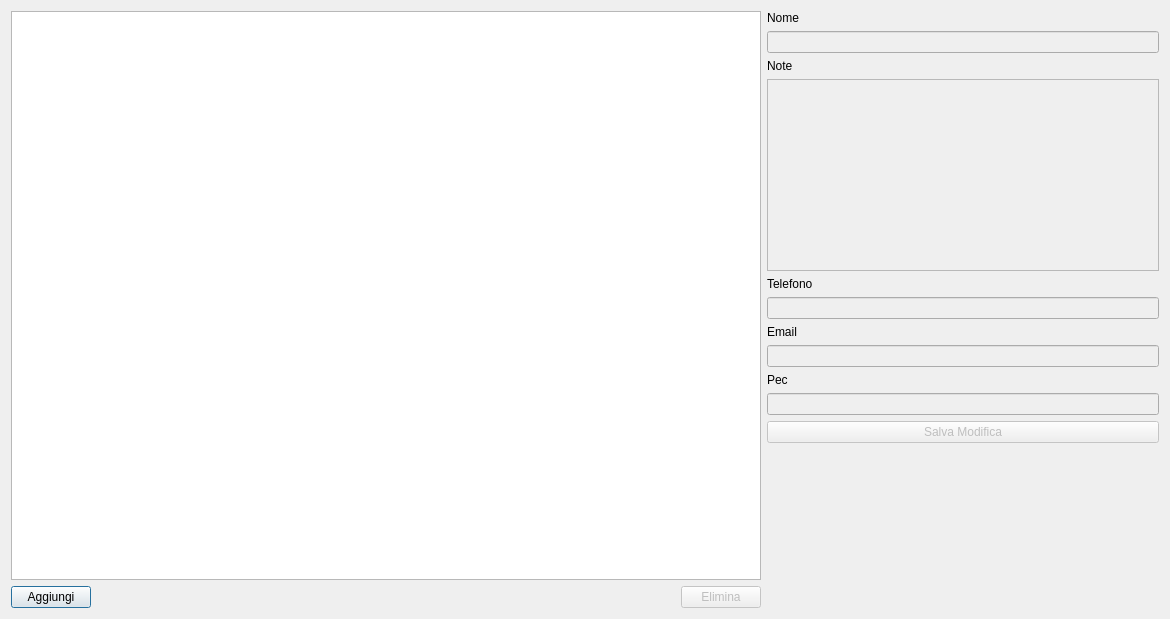
Qt form professionisti.ui (tarateo78/Praticometro) before a commit.
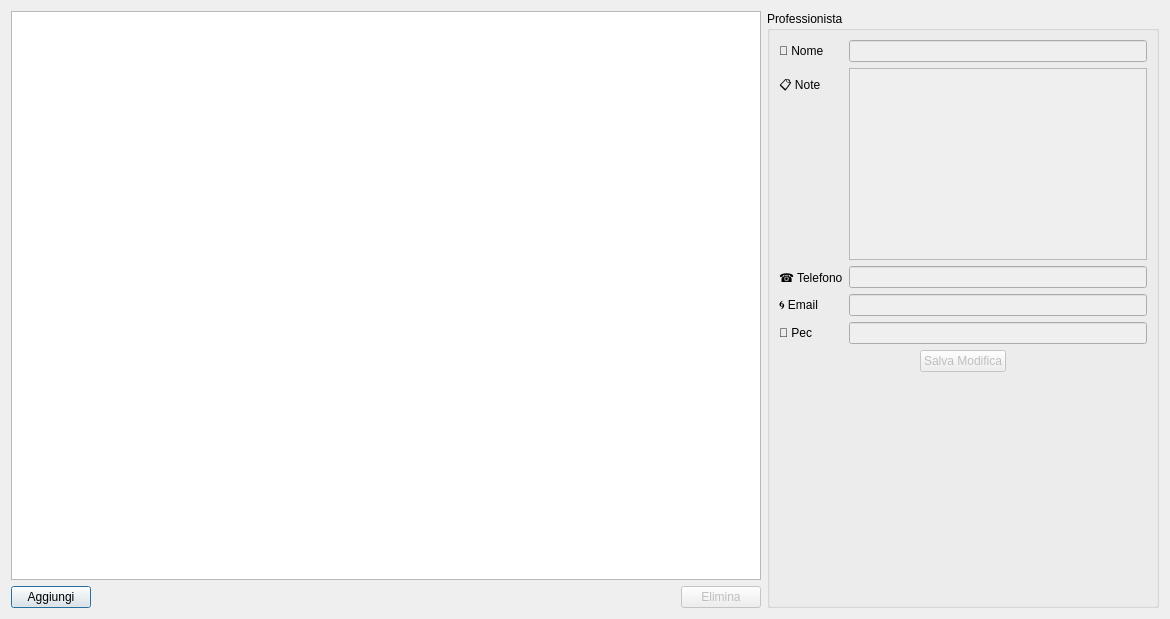
The same form after that commit.

Commit message: Professionisti Impaginato e completato

```diff
--- a/professionisti.ui
+++ b/professionisti.ui
@@ -13,7 +13,7 @@
   <property name="windowTitle">
    <string>Dialog</string>
   </property>
-  <layout class="QHBoxLayout" name="horizontalLayout_2">
+  <layout class="QHBoxLayout" name="horizontalLayout_3">
    <item>
     <layout class="QVBoxLayout" name="verticalLayout_2">
      <item>
@@ -69,77 +69,100 @@
     </layout>
    </item>
    <item>
-    <layout class="QVBoxLayout" name="verticalLayout">
+    <widget class="QGroupBox" name="groupBox">
+     <property name="title">
+      <string>Professionista</string>
+     </property>
+     <layout class="QVBoxLayout" name="verticalLayout_3">
      <item>
+       <layout class="QFormLayout" name="formLayout">
+        <item row="0" column="0">
       <widget class="QLabel" name="label">
        <property name="text">
-        <string>Nome</string>
+           <string>👤 Nome</string>
        </property>
       </widget>
      </item>
-     <item>
-      <widget class="QLineEdit" name="nomeEdit">
-       <property name="enabled">
-        <bool>false</bool>
-       </property>
-      </widget>
-     </item>
-     <item>
+        <item row="1" column="0">
       <widget class="QLabel" name="label_2">
        <property name="text">
-        <string>Note</string>
+           <string>📋 Note</string>
        </property>
       </widget>
      </item>
-     <item>
+        <item row="1" column="1">
       <widget class="QPlainTextEdit" name="noteEdit">
        <property name="enabled">
         <bool>false</bool>
        </property>
       </widget>
      </item>
-     <item>
+        <item row="2" column="0">
       <widget class="QLabel" name="label_3">
        <property name="text">
-        <string>Telefono</string>
+           <string>☎️ Telefono</string>
        </property>
       </widget>
      </item>
-     <item>
+        <item row="2" column="1">
       <widget class="QLineEdit" name="telefonoEdit">
        <property name="enabled">
         <bool>false</bool>
        </property>
       </widget>
      </item>
-     <item>
+        <item row="3" column="0">
       <widget class="QLabel" name="label_4">
        <property name="text">
-        <string>Email</string>
+           <string>🌀 Email</string>
        </property>
       </widget>
      </item>
-     <item>
+        <item row="3" column="1">
       <widget class="QLineEdit" name="emailEdit">
        <property name="enabled">
         <bool>false</bool>
        </property>
       </widget>
      </item>
-     <item>
+        <item row="4" column="0">
       <widget class="QLabel" name="label_5">
        <property name="text">
-        <string>Pec</string>
+           <string>📧 Pec</string>
        </property>
       </widget>
      </item>
-     <item>
+        <item row="4" column="1">
       <widget class="QLineEdit" name="pecEdit">
        <property name="enabled">
         <bool>false</bool>
        </property>
       </widget>
      </item>
+        <item row="0" column="1">
+         <widget class="QLineEdit" name="nomeEdit">
+          <property name="enabled">
+           <bool>false</bool>
+          </property>
+         </widget>
+        </item>
+       </layout>
+      </item>
+      <item>
+       <layout class="QHBoxLayout" name="horizontalLayout_2">
+        <item>
+         <spacer name="horizontalSpacer_2">
+          <property name="orientation">
+           <enum>Qt::Horizontal</enum>
+          </property>
+          <property name="sizeHint" stdset="0">
+           <size>
+            <width>40</width>
+            <height>20</height>
+           </size>
+          </property>
+         </spacer>
+        </item>
      <item>
       <widget class="QPushButton" name="btnModifica">
        <property name="enabled">
@@ -151,6 +174,21 @@
       </widget>
      </item>
      <item>
+         <spacer name="horizontalSpacer_3">
+          <property name="orientation">
+           <enum>Qt::Horizontal</enum>
+          </property>
+          <property name="sizeHint" stdset="0">
+           <size>
+            <width>40</width>
+            <height>20</height>
+           </size>
+          </property>
+         </spacer>
+        </item>
+       </layout>
+      </item>
+      <item>
       <spacer name="verticalSpacer">
        <property name="orientation">
         <enum>Qt::Vertical</enum>
@@ -164,6 +202,7 @@
       </spacer>
      </item>
     </layout>
+    </widget>
    </item>
   </layout>
  </widget>
```
Lines whose indentation alone changed are shown as unchanged. The commit also changes 1 other file.
